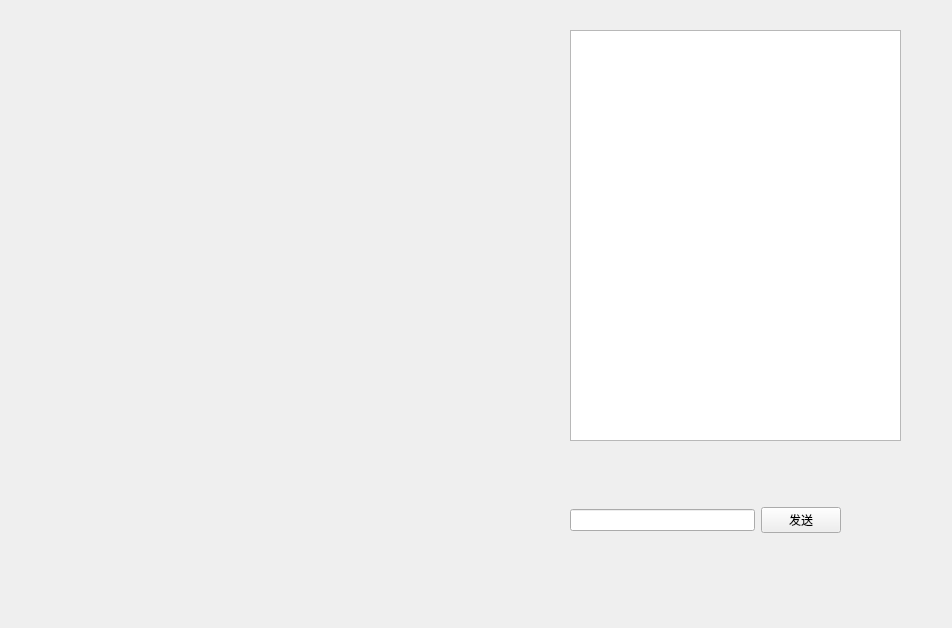
lgb666666661/Gobang, file chessboard_remote_pvp.ui: the form before one commit.
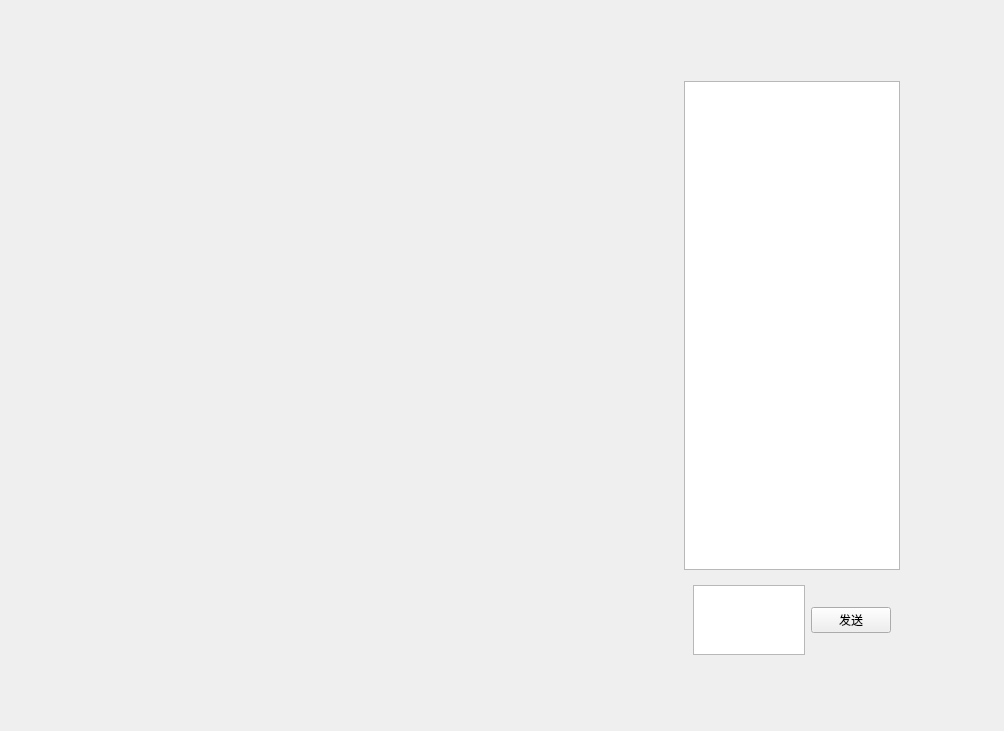
The form after the commit.

Patch:
```diff
--- a/chessboard_remote_pvp.ui
+++ b/chessboard_remote_pvp.ui
@@ -1,48 +1,109 @@
 <?xml version="1.0" encoding="UTF-8"?>
 <ui version="4.0">
  <class>Chessboard_Remote_PVP</class>
- <widget class="QWidget" name="Chessboard_Remote_PVP">
+ <widget class="QMainWindow" name="Chessboard_Remote_PVP">
   <property name="geometry">
    <rect>
     <x>0</x>
     <y>0</y>
-    <width>952</width>
-    <height>628</height>
+    <width>1004</width>
+    <height>731</height>
    </rect>
   </property>
   <property name="windowTitle">
    <string>Form</string>
   </property>
-  <widget class="QTextEdit" name="logEdit">
-   <property name="geometry">
-    <rect>
-     <x>570</x>
-     <y>30</y>
-     <width>331</width>
-     <height>411</height>
-    </rect>
-   </property>
-  </widget>
-  <widget class="QWidget" name="widget" native="true">
-   <property name="geometry">
-    <rect>
-     <x>570</x>
-     <y>500</y>
-     <width>271</width>
-     <height>41</height>
-    </rect>
-   </property>
-   <layout class="QHBoxLayout" name="horizontalLayout">
+  <widget class="QWidget" name="centralwidget">
+   <layout class="QHBoxLayout" name="horizontalLayout_2" stretch="10,4,1">
     <item>
-     <widget class="QLineEdit" name="chatEdit"/>
+     <spacer name="horizontalSpacer">
+      <property name="orientation">
+       <enum>Qt::Horizontal</enum>
+      </property>
+      <property name="sizeType">
+       <enum>QSizePolicy::Preferred</enum>
+      </property>
+      <property name="sizeHint" stdset="0">
+       <size>
+        <width>40</width>
+        <height>20</height>
+       </size>
+      </property>
+     </spacer>
     </item>
     <item>
-     <widget class="QPushButton" name="sendButton">
-      <property name="text">
-       <string>发送</string>
-      </property>
+     <widget class="QWidget" name="rightWidget" native="true">
+      <layout class="QVBoxLayout" name="verticalLayout" stretch="0">
+       <property name="rightMargin">
+        <number>20</number>
+       </property>
+       <item>
+        <widget class="QWidget" name="widget" native="true">
+         <layout class="QVBoxLayout" name="verticalLayout_2" stretch="1,9,1,0">
+          <item>
+           <spacer name="verticalSpacer">
+            <property name="orientation">
+             <enum>Qt::Vertical</enum>
+            </property>
+            <property name="sizeHint" stdset="0">
+             <size>
+              <width>20</width>
+              <height>40</height>
+             </size>
+            </property>
+           </spacer>
+          </item>
+          <item>
+           <widget class="QTextEdit" name="logEdit"/>
+          </item>
+          <item>
+           <widget class="QWidget" name="widget_3" native="true">
+            <layout class="QHBoxLayout" name="horizontalLayout" stretch="20,1">
+             <item>
+              <widget class="QTextEdit" name="textEdit"/>
+             </item>
+             <item>
+              <widget class="QPushButton" name="sendButton">
+               <property name="text">
+                <string>发送</string>
+               </property>
+              </widget>
+             </item>
+            </layout>
+           </widget>
+          </item>
+          <item>
+           <spacer name="verticalSpacer_2">
+            <property name="orientation">
+             <enum>Qt::Vertical</enum>
+            </property>
+            <property name="sizeHint" stdset="0">
+             <size>
+              <width>20</width>
+              <height>40</height>
+             </size>
+            </property>
+           </spacer>
+          </item>
+         </layout>
+        </widget>
+       </item>
+      </layout>
      </widget>
     </item>
+    <item>
+     <spacer name="horizontalSpacer_2">
+      <property name="orientation">
+       <enum>Qt::Horizontal</enum>
+      </property>
+      <property name="sizeHint" stdset="0">
+       <size>
+        <width>40</width>
+        <height>20</height>
+       </size>
+      </property>
+     </spacer>
+    </item>
    </layout>
   </widget>
  </widget>
```
Left out of the diff: 2 changed lines with no effect on the pictures.
